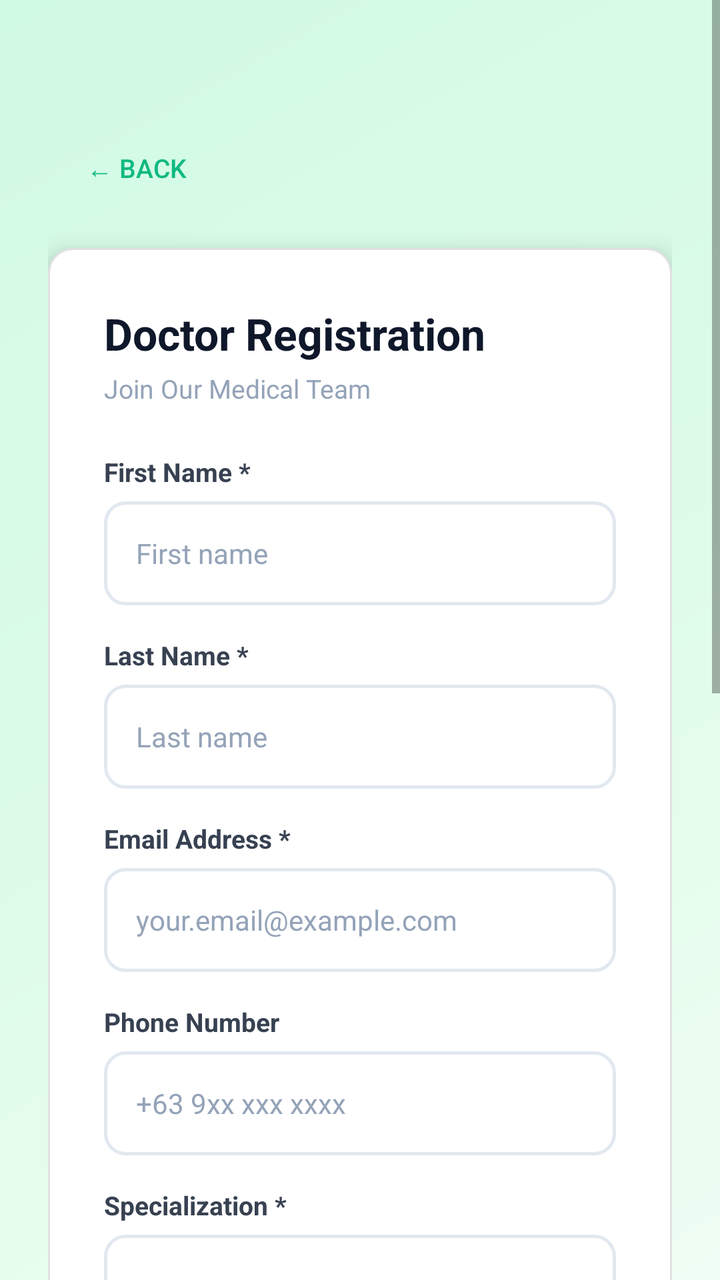
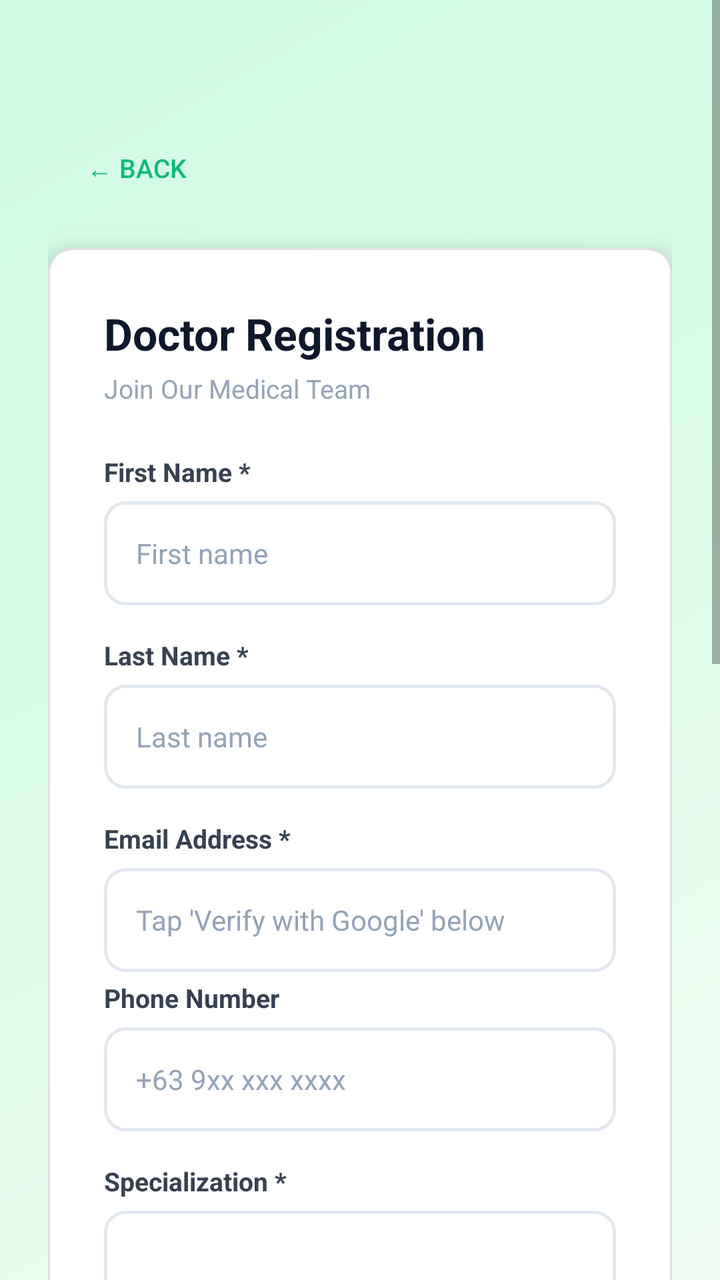

Two renders of the same Android screen: before a commit and after it. Below are the layout's source before the change and the commit's diff.
<!-- AndroidManifest.xml: application theme Theme.Medicore -->
<!-- res/layout/activity_register_doctor.xml -->
<?xml version="1.0" encoding="utf-8"?>
<ScrollView xmlns:android="http://schemas.android.com/apk/res/android"
    android:layout_width="match_parent"
    android:layout_height="match_parent"
    android:background="@drawable/gradient_background_green"
    android:fillViewport="true">

    <LinearLayout
        android:layout_width="match_parent"
        android:layout_height="wrap_content"
        android:orientation="vertical"
        android:padding="24dp"
        android:gravity="center_horizontal">

        <LinearLayout android:layout_width="match_parent" android:layout_height="wrap_content"
            android:orientation="horizontal" android:gravity="center_vertical"
            android:layout_marginTop="40dp" android:layout_marginBottom="20dp">
            <Button android:id="@+id/btnBack" android:layout_width="wrap_content"
                android:layout_height="40dp" android:text="← Back" android:textColor="#10B981"
                android:textSize="13sp" android:background="@android:color/transparent" android:padding="0dp"/>
        </LinearLayout>

        <LinearLayout android:layout_width="match_parent" android:layout_height="wrap_content"
            android:orientation="vertical" android:background="@drawable/card_background"
            android:padding="28dp" android:elevation="8dp" android:layout_marginBottom="32dp">

            <TextView android:layout_width="wrap_content" android:layout_height="wrap_content"
                android:text="Doctor Registration" android:textColor="#0F172A"
                android:textSize="22sp" android:textStyle="bold" android:layout_marginBottom="4dp"/>
            <TextView android:layout_width="wrap_content" android:layout_height="wrap_content"
                android:text="Join Our Medical Team"
                android:textColor="#94A3B8" android:textSize="13sp" android:layout_marginBottom="24dp"/>

            <TextView android:id="@+id/tvError" android:layout_width="match_parent"
                android:layout_height="wrap_content" android:textColor="#EF4444"
                android:textSize="13sp" android:background="@drawable/error_bg"
                android:padding="12dp" android:layout_marginBottom="16dp" android:visibility="gone"/>

            
            <TextView android:layout_width="wrap_content" android:layout_height="wrap_content"
                android:text="First Name *" android:textColor="#374151"
                android:textSize="13sp" android:textStyle="bold" android:layout_marginBottom="6dp"/>
            <EditText android:id="@+id/etFirstName" android:layout_width="match_parent"
                android:layout_height="52dp" android:hint="First name"
                android:inputType="textPersonName" android:background="@drawable/input_background"
                android:paddingStart="16dp" android:paddingEnd="16dp" android:textSize="14sp"
                android:textColor="#0F172A" android:textColorHint="#94A3B8" android:layout_marginBottom="16dp"/>

            
            <TextView android:layout_width="wrap_content" android:layout_height="wrap_content"
                android:text="Last Name *" android:textColor="#374151"
                android:textSize="13sp" android:textStyle="bold" android:layout_marginBottom="6dp"/>
            <EditText android:id="@+id/etLastName" android:layout_width="match_parent"
                android:layout_height="52dp" android:hint="Last name"
                android:inputType="textPersonName" android:background="@drawable/input_background"
                android:paddingStart="16dp" android:paddingEnd="16dp" android:textSize="14sp"
                android:textColor="#0F172A" android:textColorHint="#94A3B8" android:layout_marginBottom="16dp"/>

            
            <TextView android:layout_width="wrap_content" android:layout_height="wrap_content"
                android:text="Email Address *" android:textColor="#374151"
                android:textSize="13sp" android:textStyle="bold" android:layout_marginBottom="6dp"/>
            <EditText android:id="@+id/etEmail" android:layout_width="match_parent"
                android:layout_height="52dp" android:hint="your.email@example.com"
                android:inputType="textEmailAddress" android:background="@drawable/input_background"
                android:paddingStart="16dp" android:paddingEnd="16dp" android:textSize="14sp"
                android:textColor="#0F172A" android:textColorHint="#94A3B8" android:layout_marginBottom="16dp"/>

            
            <TextView android:layout_width="wrap_content" android:layout_height="wrap_content"
                android:text="Phone Number" android:textColor="#374151"
                android:textSize="13sp" android:textStyle="bold" android:layout_marginBottom="6dp"/>
            <EditText android:id="@+id/etPhone" android:layout_width="match_parent"
                android:layout_height="52dp" android:hint="+63 9xx xxx xxxx"
                android:inputType="phone" android:background="@drawable/input_background"
                android:paddingStart="16dp" android:paddingEnd="16dp" android:textSize="14sp"
                android:textColor="#0F172A" android:textColorHint="#94A3B8" android:layout_marginBottom="16dp"/>

            
            <TextView android:layout_width="wrap_content" android:layout_height="wrap_content"
                android:text="Specialization *" android:textColor="#374151"
                android:textSize="13sp" android:textStyle="bold" android:layout_marginBottom="6dp"/>
            <Spinner android:id="@+id/spinnerSpecialization" android:layout_width="match_parent"
                android:layout_height="52dp" android:background="@drawable/input_background"
                android:paddingStart="16dp" android:paddingEnd="16dp" android:layout_marginBottom="16dp"/>

            
            <TextView android:layout_width="wrap_content" android:layout_height="wrap_content"
                android:text="Medical License No. *" android:textColor="#374151"
                android:textSize="13sp" android:textStyle="bold" android:layout_marginBottom="6dp"/>
            <EditText android:id="@+id/etLicenseNumber" android:layout_width="match_parent"
                android:layout_height="52dp" android:hint="e.g. MD123456"
                android:inputType="text" android:background="@drawable/input_background"
                android:paddingStart="16dp" android:paddingEnd="16dp" android:textSize="14sp"
                android:textColor="#0F172A" android:textColorHint="#94A3B8" android:layout_marginBottom="16dp"/>

            
            <TextView android:layout_width="wrap_content" android:layout_height="wrap_content"
                android:text="Password *" android:textColor="#374151"
                android:textSize="13sp" android:textStyle="bold" android:layout_marginBottom="6dp"/>
            <EditText android:id="@+id/etPassword" android:layout_width="match_parent"
                android:layout_height="52dp" android:hint="Min. 8 characters"
                android:inputType="textPassword" android:background="@drawable/input_background"
                android:paddingStart="16dp" android:paddingEnd="16dp" android:textSize="14sp"
                android:textColor="#0F172A" android:textColorHint="#94A3B8" android:layout_marginBottom="16dp"/>

            
            <TextView android:layout_width="wrap_content" android:layout_height="wrap_content"
                android:text="Confirm Password *" android:textColor="#374151"
                android:textSize="13sp" android:textStyle="bold" android:layout_marginBottom="6dp"/>
            <EditText android:id="@+id/etConfirmPassword" android:layout_width="match_parent"
                android:layout_height="52dp" android:hint="Repeat password"
                android:inputType="textPassword" android:background="@drawable/input_background"
                android:paddingStart="16dp" android:paddingEnd="16dp" android:textSize="14sp"
                android:textColor="#0F172A" android:textColorHint="#94A3B8" android:layout_marginBottom="24dp"/>

            
            <LinearLayout android:layout_width="match_parent" android:layout_height="wrap_content"
                android:background="@drawable/icon_bg_green" android:padding="12dp" android:layout_marginBottom="20dp">
                <TextView android:layout_width="wrap_content" android:layout_height="wrap_content"
                    android:text="⏳  Your account requires Admin approval before login"
                    android:textColor="#059669" android:textSize="13sp"/>
            </LinearLayout>

            <Button android:id="@+id/btnRegister" android:layout_width="match_parent"
                android:layout_height="52dp" android:text="Create Doctor Account →"
                android:textColor="#FFFFFF" android:textSize="15sp" android:textStyle="bold"
                android:background="@drawable/button_green"/>
        </LinearLayout>
    </LinearLayout>
</ScrollView>
<!-- resources referenced by this layout -->
<resources>
  <!-- drawable button_green (drawable) -->
  <?xml version="1.0" encoding="utf-8"?>
  <shape xmlns:android="http://schemas.android.com/apk/res/android"
      android:shape="rectangle">
      <solid android:color="#4CAF50" />
      <corners android:radius="8dp" />
  </shape>
  <!-- drawable card_background (drawable) -->
  <?xml version="1.0" encoding="utf-8"?>
  <shape xmlns:android="http://schemas.android.com/apk/res/android"
      android:shape="rectangle">
      <solid android:color="#FFFFFF" />
      <corners android:radius="12dp" />
      <stroke android:width="1dp" android:color="#E0E0E0" />
  </shape>
  <!-- drawable error_bg (drawable) -->
  <?xml version="1.0" encoding="utf-8"?>
  <shape xmlns:android="http://schemas.android.com/apk/res/android"
      android:shape="rectangle">
      <solid android:color="#FEF2F2"/>
      <corners android:radius="10dp"/>
      <stroke android:width="1dp" android:color="#FECACA"/>
  </shape>
  <!-- drawable gradient_background_green (drawable) -->
  <?xml version="1.0" encoding="utf-8"?>
  <shape xmlns:android="http://schemas.android.com/apk/res/android">
      <gradient android:startColor="#F0FDF4" android:centerColor="#DCFCE7"
          android:endColor="#D1FAE5" android:angle="135" android:type="linear"/>
  </shape>
  <!-- drawable icon_bg_green (drawable) -->
  <?xml version="1.0" encoding="utf-8"?>
  <shape xmlns:android="http://schemas.android.com/apk/res/android" android:shape="rectangle">
      <solid android:color="#F0FDF4"/>
      <corners android:radius="12dp"/>
  </shape>
  <!-- drawable input_background (drawable) -->
  <?xml version="1.0" encoding="utf-8"?>
  <shape xmlns:android="http://schemas.android.com/apk/res/android"
      android:shape="rectangle">
      <solid android:color="#FFFFFF"/>
      <corners android:radius="10dp"/>
      <stroke android:width="1.5dp" android:color="#E2E8F0"/>
  </shape>
  <style name="Theme.Medicore" parent="Theme.AppCompat.Light.NoActionBar">
      </style>
</resources>

<!-- the commit's change to res/layout/activity_register_doctor.xml (unified diff, before → after) -->
@@ -61,10 +61,18 @@
                 android:text="Email Address *" android:textColor="#374151"
                 android:textSize="13sp" android:textStyle="bold" android:layout_marginBottom="6dp"/>
             <EditText android:id="@+id/etEmail" android:layout_width="match_parent"
-                android:layout_height="52dp" android:hint="your.email@example.com"
+                android:layout_height="52dp" android:hint="Tap 'Verify with Google' below"
                 android:inputType="textEmailAddress" android:background="@drawable/input_background"
                 android:paddingStart="16dp" android:paddingEnd="16dp" android:textSize="14sp"
-                android:textColor="#0F172A" android:textColorHint="#94A3B8" android:layout_marginBottom="16dp"/>
+                android:textColor="#0F172A" android:textColorHint="#94A3B8"
+                android:layout_marginBottom="4dp"
+                android:focusable="false" android:clickable="false"/>
+
+            
+            <TextView android:id="@+id/tvGoogleStatus"
+                android:layout_width="match_parent" android:layout_height="wrap_content"
+                android:visibility="gone" android:textSize="12sp" android:textColor="#059669"
+                android:paddingStart="4dp" android:layout_marginBottom="16dp"/>
 
             
             <TextView android:layout_width="wrap_content" android:layout_height="wrap_content"
@@ -122,10 +130,22 @@
                     android:textColor="#059669" android:textSize="13sp"/>
             </LinearLayout>
 
-            <Button android:id="@+id/btnRegister" android:layout_width="match_parent"
-                android:layout_height="52dp" android:text="Create Doctor Account →"
+            
+            <Button android:id="@+id/btnVerifyGoogle"
+                android:layout_width="match_parent" android:layout_height="52dp"
+                android:text="Verify with Google"
+                android:textColor="#334155" android:textSize="14sp" android:textStyle="bold"
+                android:background="@drawable/button_outline"
+                android:layout_marginBottom="12dp"/>
+
+            
+            <Button android:id="@+id/btnRegister"
+                android:layout_width="match_parent" android:layout_height="52dp"
+                android:text="Create Doctor Account →"
                 android:textColor="#FFFFFF" android:textSize="15sp" android:textStyle="bold"
-                android:background="@drawable/button_green"/>
+                android:background="@drawable/button_green"
+                android:enabled="false" android:alpha="0.5"/>
+
         </LinearLayout>
     </LinearLayout>
 </ScrollView>
<!-- resource entries referenced after the edit -->
@@ -6,6 +6,14 @@
       android:shape="rectangle">
       <solid android:color="#4CAF50" />
       <corners android:radius="8dp" />
+  </shape>
+  <!-- drawable button_outline (drawable) -->
+  <?xml version="1.0" encoding="utf-8"?>
+  <shape xmlns:android="http://schemas.android.com/apk/res/android"
+      android:shape="rectangle">
+      <solid android:color="#FFFFFF"/>
+      <corners android:radius="11dp"/>
+      <stroke android:width="1.5dp" android:color="#E2E8F0"/>
   </shape>
   <!-- drawable card_background (drawable) -->
   <?xml version="1.0" encoding="utf-8"?>
